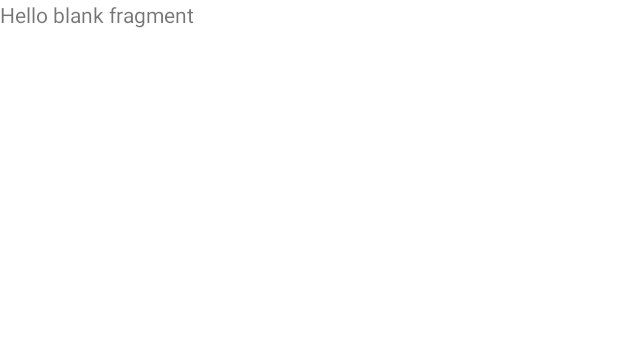
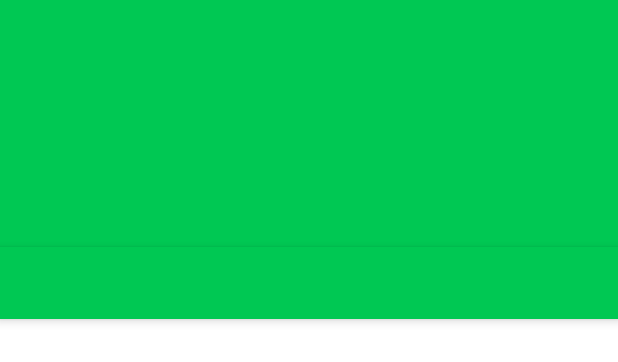
Before and after one commit to jmngige/BuyIt, an Android app: the layout fragment_access.xml on its own in the app's theme, with its tools: preview values and no code run, on a phone screen of 412 x 824 dp. Shown: the top 362 px of the screen. Run offline under Robolectric (Android 15) with nearby library versions, the phone set to English and light mode, and no system bars.

Commit message:
Initial commit

```diff
--- a/app/src/main/AndroidManifest.xml
+++ b/app/src/main/AndroidManifest.xml
@@ -11,7 +11,7 @@
         android:theme="@style/Theme.EShop">
         <activity
             android:name=".ui.activities.SplashActivity"
-            android:theme="@style/Theme.SplashScreen"
+            android:theme="@style/Theme.EShop"
             android:screenOrientation="portrait"
             android:exported="true">
             <intent-filter>
@@ -21,6 +21,7 @@
             </intent-filter>
         </activity>
         <activity
+            android:theme="@style/Theme.EShop"
             android:name=".ui.activities.MainActivity">
         </activity>
     </application>
--- a/app/src/main/res/layout/fragment_access.xml
+++ b/app/src/main/res/layout/fragment_access.xml
@@ -1,14 +1,56 @@
 <?xml version="1.0" encoding="utf-8"?>
-<FrameLayout xmlns:android="http://schemas.android.com/apk/res/android"
+<androidx.constraintlayout.widget.ConstraintLayout xmlns:android="http://schemas.android.com/apk/res/android"
+    xmlns:app="http://schemas.android.com/apk/res-auto"
     xmlns:tools="http://schemas.android.com/tools"
     android:layout_width="match_parent"
     android:layout_height="match_parent"
+    android:background="@color/splash_background"
     tools:context=".ui.fragments.AccessFragment">
 
-    <!-- TODO: Update blank fragment layout -->
-    <TextView
-        android:layout_width="match_parent"
-        android:layout_height="match_parent"
-        android:text="@string/hello_blank_fragment" />
+    <View
+        android:id="@+id/access_header"
+        android:layout_width="0dp"
+        app:layout_constraintTop_toTopOf="parent"
+        app:layout_constraintBottom_toBottomOf="parent"
+        app:layout_constraintStart_toStartOf="parent"
+        app:layout_constraintEnd_toEndOf="parent"
+        android:layout_height="0dp" />
 
-</FrameLayout>
+    <androidx.constraintlayout.widget.Guideline
+        android:id="@+id/headerGuideline"
+        android:layout_width="wrap_content"
+        android:layout_height="wrap_content"
+        android:orientation="horizontal"
+        app:layout_constraintGuide_percent=".20"/>
+
+    <com.google.android.material.appbar.AppBarLayout
+        android:layout_width="0dp"
+        android:id="@+id/access_appbar"
+        android:background="@color/accessTabLayoutBackground"
+        android:layout_height="wrap_content"
+        app:layout_constraintTop_toBottomOf="@id/headerGuideline"
+        app:layout_constraintStart_toStartOf="parent"
+        app:layout_constraintEnd_toEndOf="parent">
+
+        <com.google.android.material.tabs.TabLayout
+            style="@style/Theme.AccessTabLayout"
+            app:tabTextAppearance="@style/Theme.AccessTextAppearance"
+            android:layout_width="match_parent"
+            android:layout_height="match_parent"
+            app:layout_scrollFlags="scroll|enterAlways"
+            android:id="@+id/access_tabLayout"/>
+
+    </com.google.android.material.appbar.AppBarLayout>
+
+    <androidx.viewpager2.widget.ViewPager2
+        android:id="@+id/access_viewpager"
+        android:layout_width="0dp"
+        android:layout_height="0dp"
+        app:layout_constraintTop_toBottomOf="@id/access_appbar"
+        app:layout_constraintStart_toStartOf="parent"
+        app:layout_constraintEnd_toEndOf="parent"
+        android:background="@color/white"
+        app:layout_constraintBottom_toBottomOf="parent"/>
+
+
+</androidx.constraintlayout.widget.ConstraintLayout>
--- a/app/src/main/res/values/colors.xml
+++ b/app/src/main/res/values/colors.xml
@@ -24,7 +24,9 @@
     <color name="strokeColor">#918D8D</color>
 
     <color name="light_green_color">#505efc82</color>
-    <color name="tabLayoutBackground">#009624</color>
+
+    <!-- Access TabLayout -->
+    <color name="accessTabLayoutBackground">#00C853</color>
 
     <color name="splash_background">#00C853</color>
     <color name="splash_background2">#c7ede6</color>
--- a/app/src/main/res/values/themes.xml
+++ b/app/src/main/res/values/themes.xml
@@ -1,6 +1,6 @@
 <resources xmlns:tools="http://schemas.android.com/tools">
     <!-- Base application theme. -->
-    <style name="Theme.EShop" parent="Theme.MaterialComponents.DayNight.DarkActionBar">
+    <style name="Theme.EShop" parent="Theme.MaterialComponents.DayNight.NoActionBar">
         <!-- Primary brand color. -->
         <item name="colorPrimary">@color/medium_green_700</item>
         <item name="colorPrimaryVariant">@color/dark_green_700</item>
@@ -14,8 +14,15 @@
         <!-- Customize your theme here. -->
     </style>
 
-    <style name="Theme.SplashScreen" parent="Theme.MaterialComponents.DayNight.NoActionBar">
+    <style name="Theme.AccessTabLayout" parent="Widget.Design.TabLayout">
+        <item name="background">@color/accessTabLayoutBackground</item>
+        <item name="tabIndicatorColor">@color/white</item>
+        <item name="tabIndicatorHeight">2dp</item>
+        <item name="tabSelectedTextColor">@color/white</item>
+    </style>
 
+    <style name="Theme.AccessTextAppearance" parent="TextAppearance.Design.Tab">
+        <item name="android:textColor">@color/white</item>
     </style>
 
 </resources>
--- a/build.gradle
+++ b/build.gradle
@@ -3,14 +3,11 @@ buildscript {
         // Check that you have the following line (if not, add it):
         google()
         mavenCentral()
-        jcenter()
-        maven { url "https://jitpack.io" }
     }
     dependencies {
         // Add this line
         classpath 'com.google.gms:google-services:4.3.10'
-        classpath "androidx.navigation:navigation-safe-args-gradle-plugin:2.4.1"
-
+        classpath "androidx.navigation:navigation-safe-args-gradle-plugin:2.4.2"
     }
 }
 
--- a/settings.gradle
+++ b/settings.gradle
@@ -4,6 +4,7 @@ pluginManagement {
         google()
         maven { url 'https://jitpack.io' }
         mavenCentral()
+        jcenter()
     }
 }
 dependencyResolutionManagement {
@@ -12,6 +13,7 @@ dependencyResolutionManagement {
         google()
         maven { url 'https://jitpack.io' }
         mavenCentral()
+        jcenter()
     }
 }
 rootProject.name = "E-Shop"
```
Also changed, not shown: app/src/main/java/com/starsolns/e_shop/ui/activities/MainActivity.kt (+10 -0 lines), app/src/main/java/com/starsolns/e_shop/ui/adapter/PagerAdapter.kt (added, +19 -0 lines), app/src/main/java/com/starsolns/e_shop/ui/fragments/AccessFragment.kt (+33 -1 lines), app/src/main/java/com/starsolns/e_shop/ui/fragments/LoginFragment.kt (added, +18 -0 lines), app/src/main/java/com/starsolns/e_shop/ui/fragments/RegisterFragment.kt (added, +19 -0 lines), app/src/main/res/layout/fragment_login.xml (added, +14 -0 lines), app/src/main/res/layout/fragment_register.xml (added, +14 -0 lines), app/src/main/res/navigation/nav_graph.xml (+39 -1 lines).
